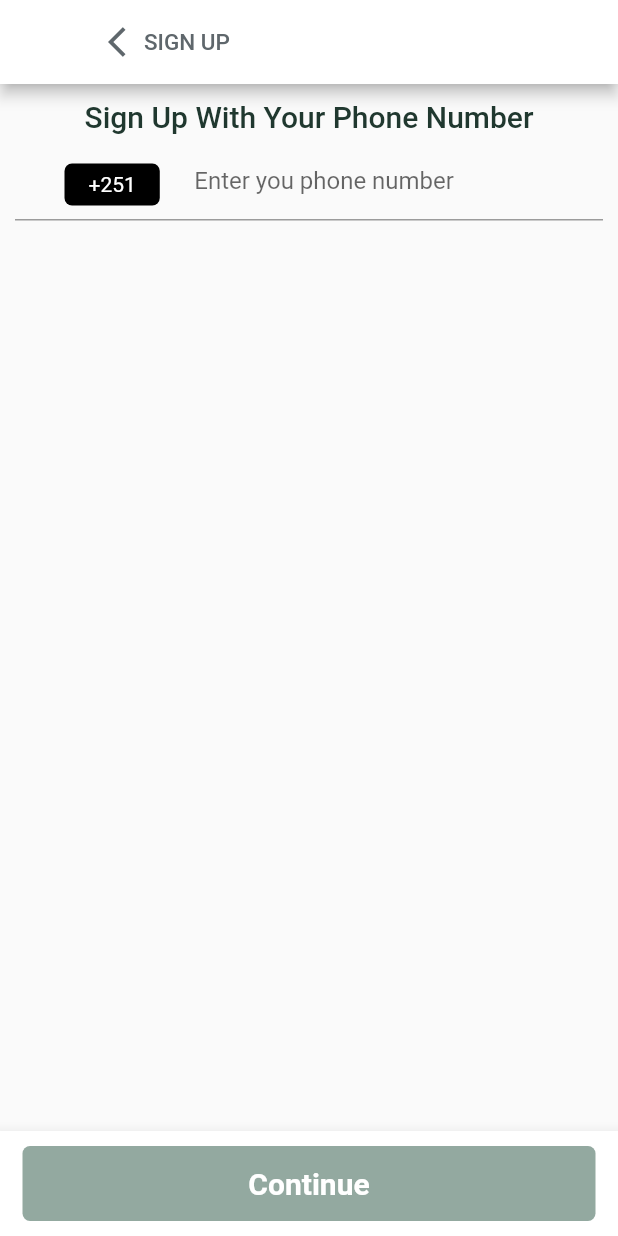
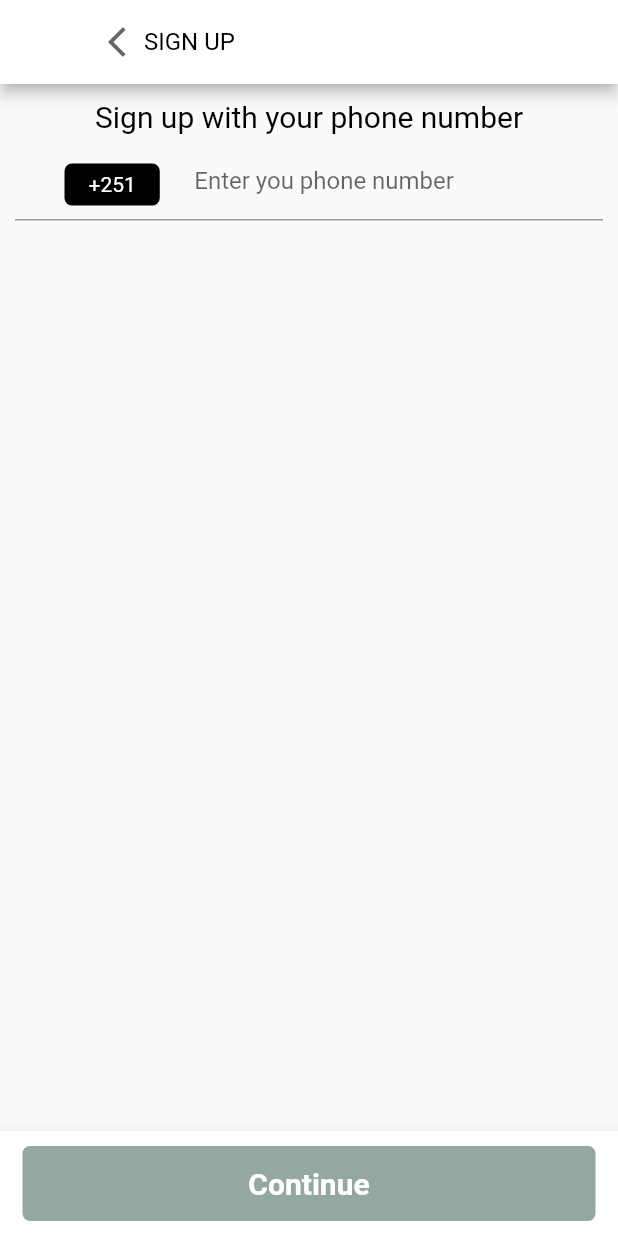
Before and after one commit to Temesgenzewude/Farm_Advisor_Android, a Flutter app: the SignUp screen opened by its route, on a phone screen of 412 x 824 dp. Run offline on Flutter 3.47's test engine with Material 2 defaults, Android fonts, the phone set to English and light mode, and no system bars; our stand-ins replace get, google_fonts, google_maps_flutter, smooth_page_indicator, syncfusion_flutter_charts; missing offline and left inert: fl_country_code_picker, qr_code_scanner.

Commit message:
updated singup.dart

```diff
--- a/lib/presentation/onboarding/signup.dart
+++ b/lib/presentation/onboarding/signup.dart
@@ -1,3 +1,4 @@
+import 'package:agino_client/presentation/reusable_widgets/custome_text_widget.dart';
 import 'package:fl_country_code_picker/fl_country_code_picker.dart';
 import 'package:flutter/material.dart';
 import 'package:get/get.dart';
@@ -22,7 +23,7 @@ class SignUpState extends State<SignUp> {
         title: Row(
           children: [
             GestureDetector(
-              child: Icon(
+              child: const Icon(
                 Icons.arrow_back_ios,
                 color: Color(0xFF5F676C),
               ),
@@ -30,10 +31,7 @@ class SignUpState extends State<SignUp> {
                 // print("clicked");
               },
             ),
-            Text(
-              "SIGN UP",
-              style: TextStyle(color: Color(0xFF5F676C), fontSize: 15),
-            )
+            const TextWidget(text: "SIGN UP", fontWeight: FontWeight.w400, fontSize: 16, color: Colors.black)
           ],
         ),
         backgroundColor: Colors.white,
@@ -43,17 +41,12 @@ class SignUpState extends State<SignUp> {
           crossAxisAlignment: CrossAxisAlignment.center,
           children: <Widget>[
             Container(
-              margin: EdgeInsets.all(10),
-              child: Text(
-                "Sign Up With Your Phone Number",
-                style: TextStyle(
-                    color: Color(0xFF20382F),
-                    fontSize: 20,
-                    fontWeight: FontWeight.w500),
-              ),
+              margin: const EdgeInsets.all(10),
+              child:const TextWidget(text: "Sign up with your phone number", fontWeight: FontWeight.w400, fontSize: 20, color: Colors.black)
+
             ),
             Container(
-              margin: EdgeInsets.symmetric(horizontal: 10),
+              margin: const EdgeInsets.symmetric(horizontal: 10),
               child: Form(
                 key: _formKey,
                 child: TextFormField(
@@ -68,8 +61,8 @@ class SignUpState extends State<SignUp> {
                       hintText: "Enter you phone number",
                       prefixIcon: Container(
                         padding:
-                            EdgeInsets.symmetric(horizontal: 15, vertical: 6),
-                        margin: EdgeInsets.symmetric(horizontal: 8),
+                            const EdgeInsets.symmetric(horizontal: 15, vertical: 6),
+                        margin: const EdgeInsets.symmetric(horizontal: 8),
                         child: Row(mainAxisSize: MainAxisSize.min, children: [
                           GestureDetector(
                             onTap: () async {
@@ -86,18 +79,18 @@ class SignUpState extends State<SignUp> {
                                       ? countryCode!.flagImage
                                       : null,
                                 ),
-                                SizedBox(
+                                const SizedBox(
                                   width: 10,
                                 ),
                                 Container(
-                                  padding: EdgeInsets.symmetric(
+                                  padding: const EdgeInsets.symmetric(
                                       horizontal: 16, vertical: 6),
                                   decoration: BoxDecoration(
                                       color: Colors.black,
                                       borderRadius: BorderRadius.circular(5)),
                                   child: Text(
                                     countryCode?.dialCode ?? "+251",
-                                    style: TextStyle(color: Colors.white),
+                                    style: const TextStyle(color: Colors.white),
                                   ),
                                 ),
                               ],
```
